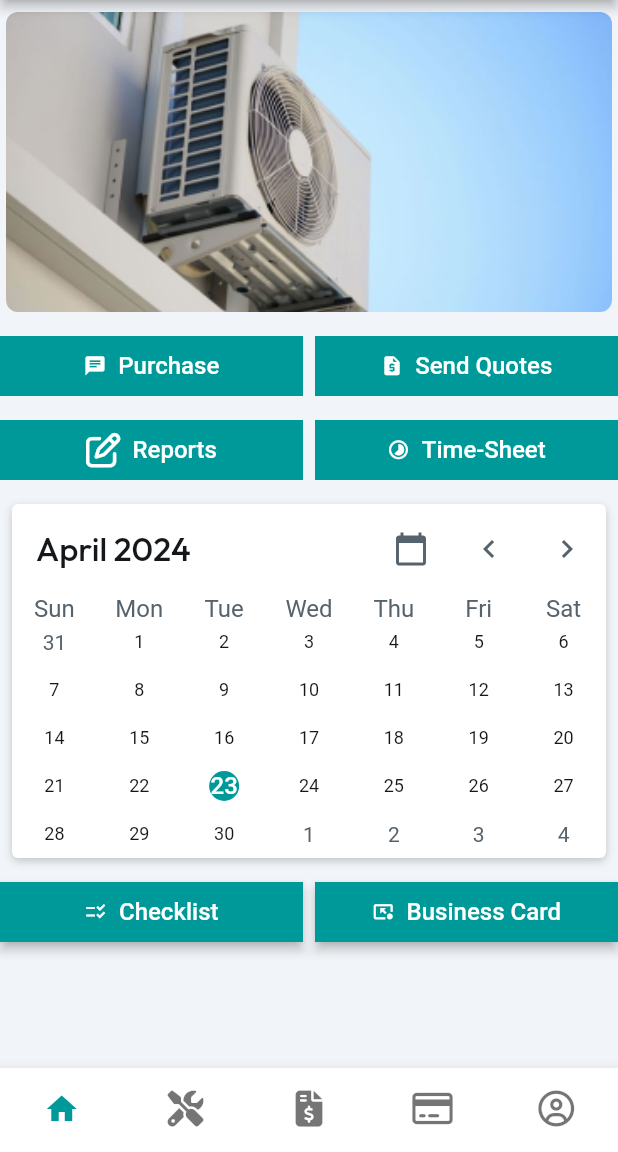
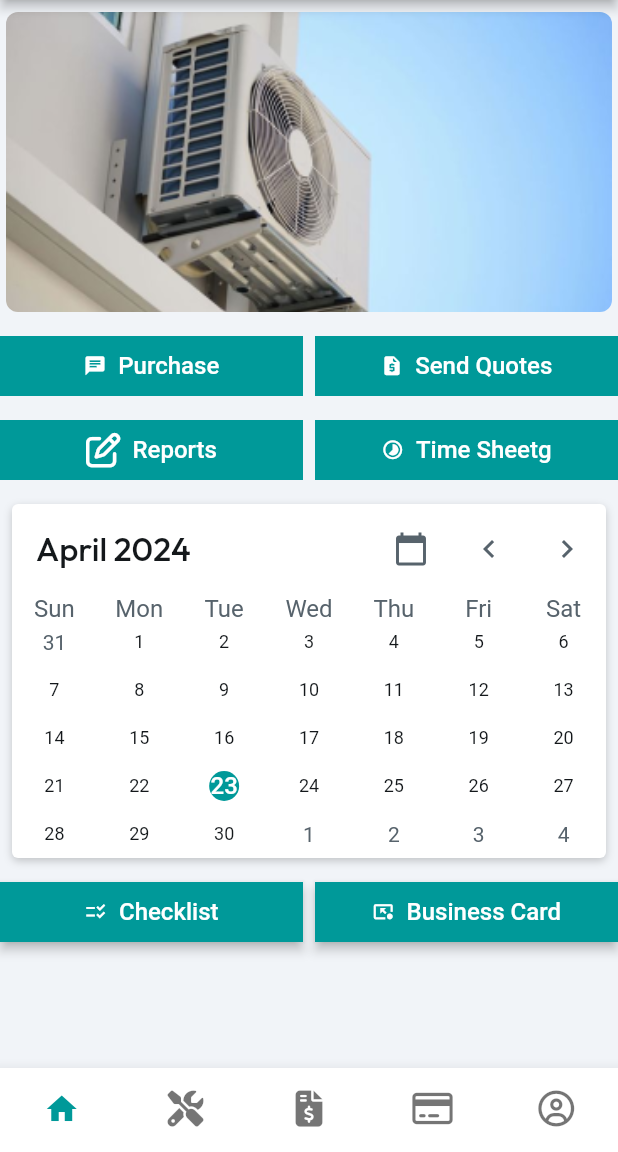
Before and after one commit to VectorM2/coolmatics-code, a Flutter app: the screen it shows once a user with an empty profile is signed in, on a phone screen of 412 x 824 dp, the part 84-1236 px from its top. Run offline on Flutter 3.47's test engine with Material 3 defaults, Android fonts, the phone set to English and light mode, and no system bars; drawn by our look-alikes of auto_size_text, flutter_animate, table_calendar; our stand-ins replace cached_network_image, cloud_firestore, dropdown_button2, firebase_auth, firebase_core, firebase_storage and 20 more; missing offline and left inert: android_intent_plus, android_path_provider, emailjs, flutter_email_sender, flutter_google_places, google_api_headers and 6 more; accounts and stored records are empty; Roboto replaces fonts that are missing (Readex Pro).

Commit message:
Updating to latest FlutterFlow output.

```diff
--- a/lib/pages/home_page/home_page_widget.dart
+++ b/lib/pages/home_page/home_page_widget.dart
@@ -404,7 +404,7 @@ class _HomePageWidgetState extends State<HomePageWidget>
 
                                     context.pushNamed('weekly_time_sheet');
                                   },
-                                  text: 'Time-Sheet',
+                                  text: 'Time Sheetg',
                                   icon: const Icon(
                                     Icons.timelapse_outlined,
                                     size: 15.0,
```
Also changed, not shown: 1 other file.
